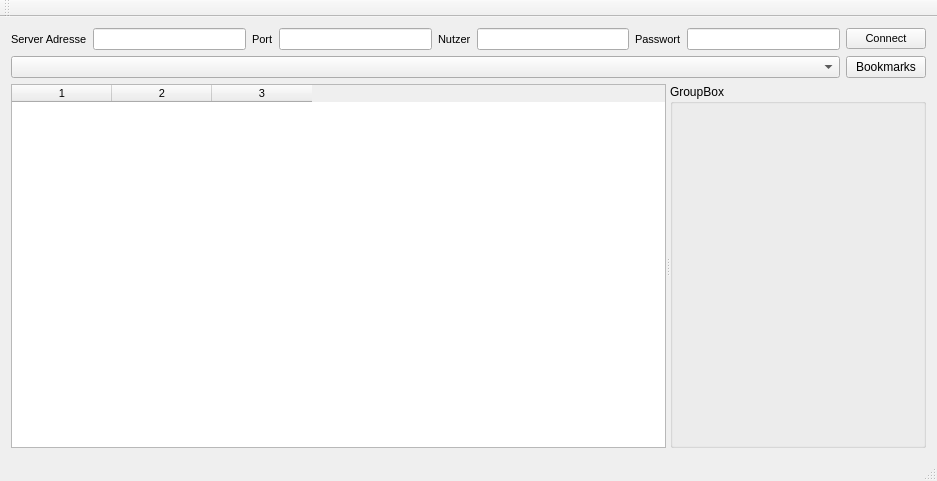
The window that virshgui.ui (SteveCharleston/virsh-gui) describes before a commit, drawn with Qt 5.
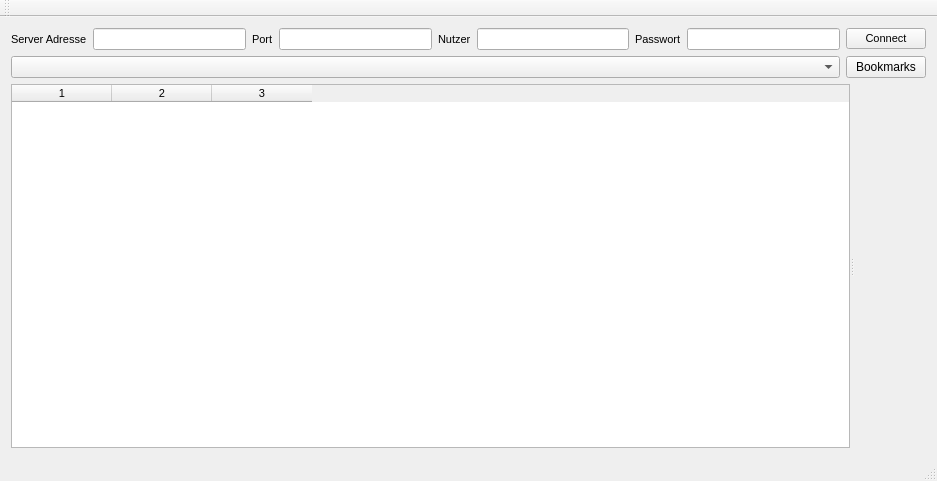
The same window after the commit.

The edit to the form file:
```diff
--- a/virshgui.ui
+++ b/virshgui.ui
@@ -147,6 +147,11 @@
         <verstretch>0</verstretch>
        </sizepolicy>
       </property>
+      <property name="font">
+       <font>
+        <pointsize>8</pointsize>
+       </font>
+      </property>
       <property name="orientation">
        <enum>Qt::Horizontal</enum>
       </property>
@@ -165,6 +170,12 @@
        <property name="showDropIndicator" stdset="0">
         <bool>true</bool>
        </property>
+       <property name="alternatingRowColors">
+        <bool>false</bool>
+       </property>
+       <property name="showGrid">
+        <bool>false</bool>
+       </property>
        <property name="gridStyle">
         <enum>Qt::NoPen</enum>
        </property>
@@ -189,17 +200,12 @@
        <attribute name="horizontalHeaderShowSortIndicator" stdset="0">
         <bool>true</bool>
        </attribute>
-       <attribute name="verticalHeaderVisible">
-        <bool>false</bool>
-       </attribute>
        <column/>
        <column/>
        <column/>
       </widget>
-      <widget class="QGroupBox" name="groupBox">
-       <property name="title">
-        <string>GroupBox</string>
-       </property>
+      <widget class="QWidget" name="gridLayoutWidget">
+       <layout class="QGridLayout" name="gridLayout"/>
       </widget>
      </widget>
     </item>
```
